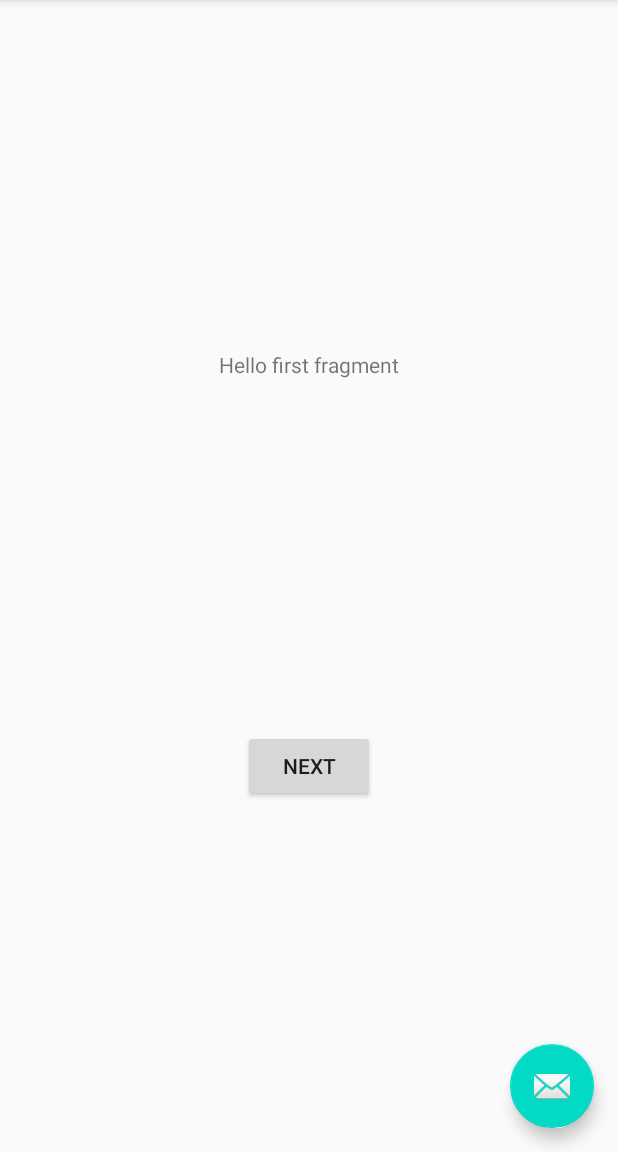
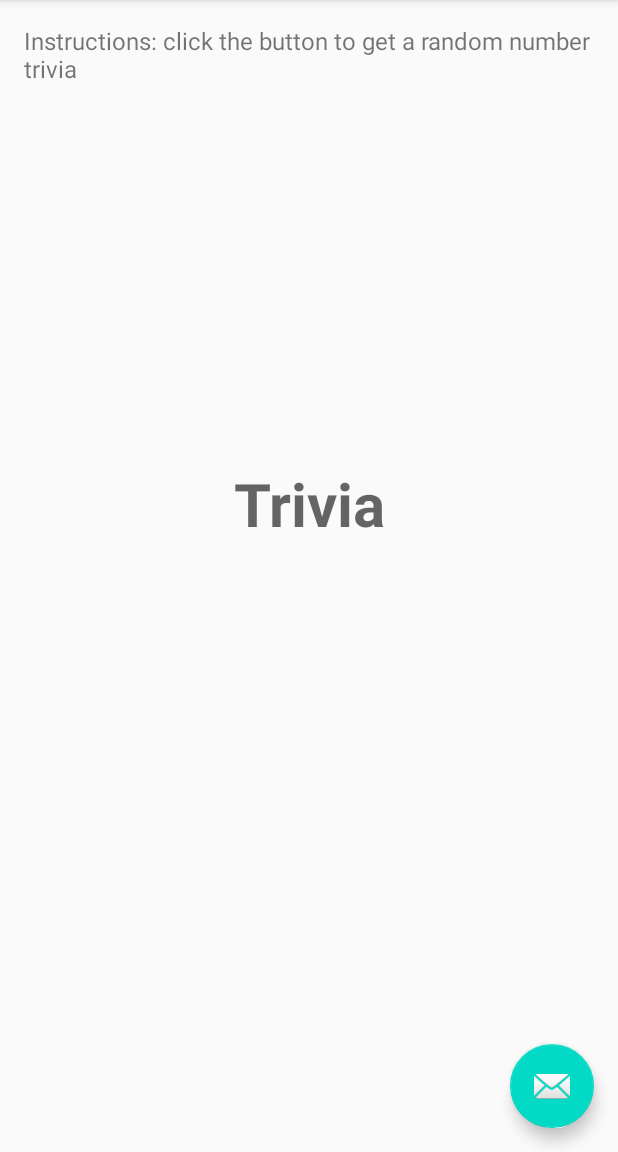
Before and after one commit to BrunoFigueiredo2k/Level6-Example, an Android app: the screen it shows after launch (MainActivity), on a phone screen of 412 x 824 dp, the part 84-1236 px from its top. Run offline under Robolectric (Android 15) with nearby library versions, the phone set to English and light mode, and no system bars; 1 statement that could not run was skipped.

Commit message:
up until 4.3

```diff
--- /dev/null
+++ b/app/src/main/java/com/example/level6_example/interfaces/TriviaApiService.kt
@@ -0,0 +1,11 @@
+package com.example.level6_example.interfaces
+
+import com.example.level6_example.data.Trivia
+import retrofit2.http.GET
+
+interface TriviaApiService {
+
+    // The GET method needed to retrieve a random number trivia.
+    @GET("/random/trivia?json")
+    suspend fun getRandomNumberTrivia(): Trivia
+}
--- /dev/null
+++ b/app/src/main/java/com/example/level6_example/ui/TriviaApi.kt
@@ -0,0 +1,32 @@
+package com.example.level6_example.ui
+
+import com.example.level6_example.interfaces.TriviaApiService
+import okhttp3.OkHttpClient
+import okhttp3.logging.HttpLoggingInterceptor
+import retrofit2.Retrofit
+import retrofit2.converter.gson.GsonConverterFactory
+
+class TriviaApi {
+    companion object {
+        // The base url off the api.
+        private const val baseUrl = "http://numbersapi.com/"
+
+        /** @return [TriviaApiService] The service class off the retrofit client.*/
+        fun createApi(): TriviaApiService {
+            // Create an OkHttpClient to be able to make a log of the network traffic
+            val okHttpClient = OkHttpClient.Builder()
+                .addInterceptor(HttpLoggingInterceptor().setLevel(HttpLoggingInterceptor.Level.BODY))
+                .build()
+
+            // Create the Retrofit instance
+            val triviaApi = Retrofit.Builder()
+                .baseUrl(baseUrl)
+                .client(okHttpClient)
+                .addConverterFactory(GsonConverterFactory.create())
+                .build()
+
+            // Return the Retrofit TriviaApiService
+            return triviaApi.create(TriviaApiService::class.java)
+        }
+    }
+}
--- /dev/null
+++ b/app/src/main/java/com/example/level6_example/ui/TriviaRepository.kt
@@ -0,0 +1,5 @@
+package com.example.level6_example.ui
+
+class TriviaRepository {
+
+}
--- a/app/src/main/res/layout/fragment_trivia.xml
+++ b/app/src/main/res/layout/fragment_trivia.xml
@@ -1,28 +1,54 @@
 <?xml version="1.0" encoding="utf-8"?>
-<androidx.constraintlayout.widget.ConstraintLayout xmlns:android="http://schemas.android.com/apk/res/android"
+<androidx.constraintlayout.widget.ConstraintLayout
+    xmlns:android="http://schemas.android.com/apk/res/android"
+    xmlns:tools="http://schemas.android.com/tools"
     xmlns:app="http://schemas.android.com/apk/res-auto"
-    xmlns:tools="http://schemas.android.com/tools"
     android:layout_width="match_parent"
     android:layout_height="match_parent"
-    tools:context=".ui.TriviaFragment">
+    app:layout_behavior="@string/appbar_scrolling_view_behavior"
+    tools:showIn="@layout/activity_main">
 
     <TextView
-        android:id="@+id/textview_first"
-        android:layout_width="wrap_content"
+        android:id="@+id/tvTitle"
+        android:layout_width="0dp"
         android:layout_height="wrap_content"
-        android:text="@string/hello_first_fragment"
-        app:layout_constraintBottom_toTopOf="@id/button_first"
+        android:layout_marginStart="16dp"
+        android:layout_marginTop="16dp"
+        android:layout_marginEnd="16dp"
+        android:text="@string/instructions"
+        android:textSize="16sp"
         app:layout_constraintEnd_toEndOf="parent"
         app:layout_constraintStart_toStartOf="parent"
         app:layout_constraintTop_toTopOf="parent" />
 
-    <Button
-        android:id="@+id/button_first"
-        android:layout_width="wrap_content"
+    <TextView
+        android:id="@+id/tvTriviaTitle"
+        style="@style/TextAppearance.MaterialComponents.Headline3"
+        android:layout_width="0dp"
         android:layout_height="wrap_content"
-        android:text="@string/next"
+        android:layout_marginBottom="8dp"
+        android:layout_marginStart="16dp"
+        android:layout_marginEnd="16dp"
+        android:gravity="center"
+        android:text="@string/trivia"
+        android:textSize="40sp"
+        android:textStyle="bold"
         app:layout_constraintBottom_toBottomOf="parent"
+        app:layout_constraintBottom_toTopOf="@id/tvTrivia"
+        app:layout_constraintEnd_toEndOf="parent"
+        app:layout_constraintStart_toStartOf="parent" />
+
+    <TextView
+        android:id="@+id/tvTrivia"
+        android:layout_width="0dp"
+        android:layout_marginStart="16dp"
+        android:layout_marginEnd="16dp"
+        android:layout_height="wrap_content"
+        android:textSize="20sp"
+        android:gravity="center"
         app:layout_constraintEnd_toEndOf="parent"
         app:layout_constraintStart_toStartOf="parent"
-        app:layout_constraintTop_toBottomOf="@id/textview_first" />
+        app:layout_constraintBottom_toBottomOf="parent"
+        app:layout_constraintTop_toTopOf="parent"/>
+
 </androidx.constraintlayout.widget.ConstraintLayout>
--- a/app/src/main/res/values/strings.xml
+++ b/app/src/main/res/values/strings.xml
@@ -1,12 +1,7 @@
 <resources>
     <string name="app_name">Level6-Example</string>
     <string name="action_settings">Settings</string>
-    <!-- Strings used for fragments for navigation -->
-    <string name="first_fragment_label">First Fragment</string>
-    <string name="second_fragment_label">Second Fragment</string>
-    <string name="next">Next</string>
-    <string name="previous">Previous</string>
 
-    <string name="hello_first_fragment">Hello first fragment</string>
-    <string name="hello_second_fragment">Hello second fragment. Arg: %1$s</string>
+    <string name="instructions">Instructions: click the button to get a random number trivia</string>
+    <string name="trivia">Trivia</string>
 </resources>
```
